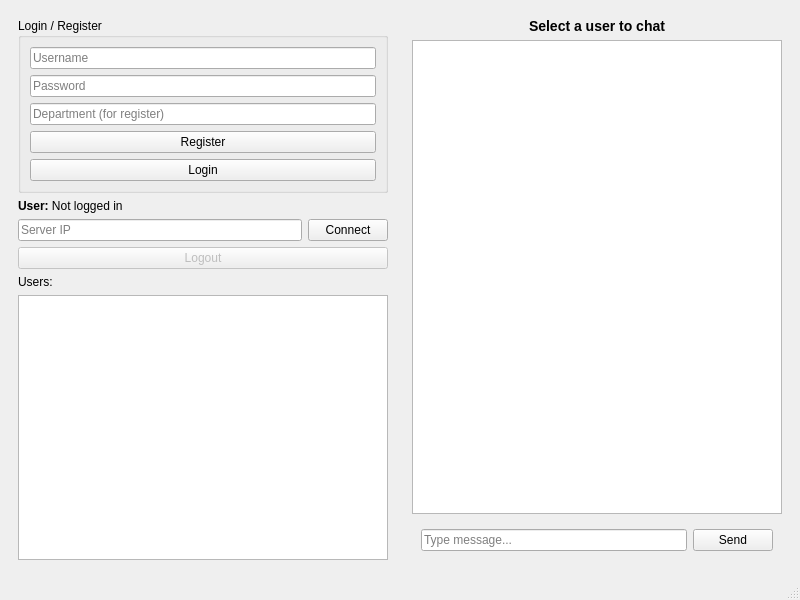
Qt form client/MainWindow.ui (I-Am-Yurets/CorporateMessenger) before a commit.
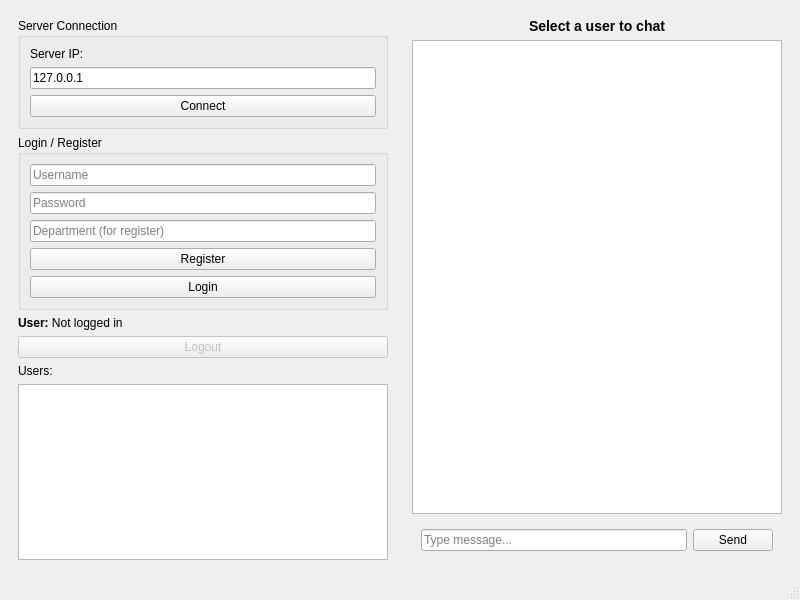
The same form after that commit.

```diff
--- a/client/MainWindow.ui
+++ b/client/MainWindow.ui
@@ -22,6 +22,40 @@
                             <number>300</number>
                         </property>
                         <layout class="QVBoxLayout" name="verticalLayout">
+                            <!-- CONNECTION PANEL -->
+                            <item>
+                                <widget class="QGroupBox" name="connectionPanel">
+                                    <property name="title">
+                                        <string>Server Connection</string>
+                                    </property>
+                                    <layout class="QVBoxLayout" name="verticalLayout_4">
+                                        <item>
+                                            <widget class="QLabel" name="label_ip">
+                                                <property name="text">
+                                                    <string>Server IP:</string>
+                                                </property>
+                                            </widget>
+                                        </item>
+                                        <item>
+                                            <widget class="QLineEdit" name="txtIpAddress">
+                                                <property name="text">
+                                                    <string>127.0.0.1</string>
+                                                </property>
+                                                <property name="placeholderText">
+                                                    <string>Enter server IP</string>
+                                                </property>
+                                            </widget>
+                                        </item>
+                                        <item>
+                                            <widget class="QPushButton" name="btnConnect">
+                                                <property name="text">
+                                                    <string>Connect</string>
+                                                </property>
+                                            </widget>
+                                        </item>
+                                    </layout>
+                                </widget>
+                            </item>
                             <!-- AUTH PANEL -->
                             <item>
                                 <widget class="QGroupBox" name="authPanel">
@@ -78,21 +112,6 @@
                                     </property>
                                 </widget>
                             </item>
-                            <item>
-                                <layout class="QHBoxLayout" name="netLayout">
-                                    <item>
-                                        <widget class="QLineEdit" name="txtIpAddress">
-                                            <property name="placeholderText"><string>Server IP</string></property>
-                                        </widget>
-                                    </item>
-                                    <item>
-                                        <widget class="QPushButton" name="btnConnect">
-                                            <property name="text"><string>Connect</string></property>
-                                        </widget>
-                                    </item>
-                                </layout>
-                            </item>
-
                             <item>
                                 <widget class="QPushButton" name="btnLogout">
                                     <property name="text"><string>Logout</string></property>
```
Left out of the diff: 8 changed lines with no effect on the pictures.
